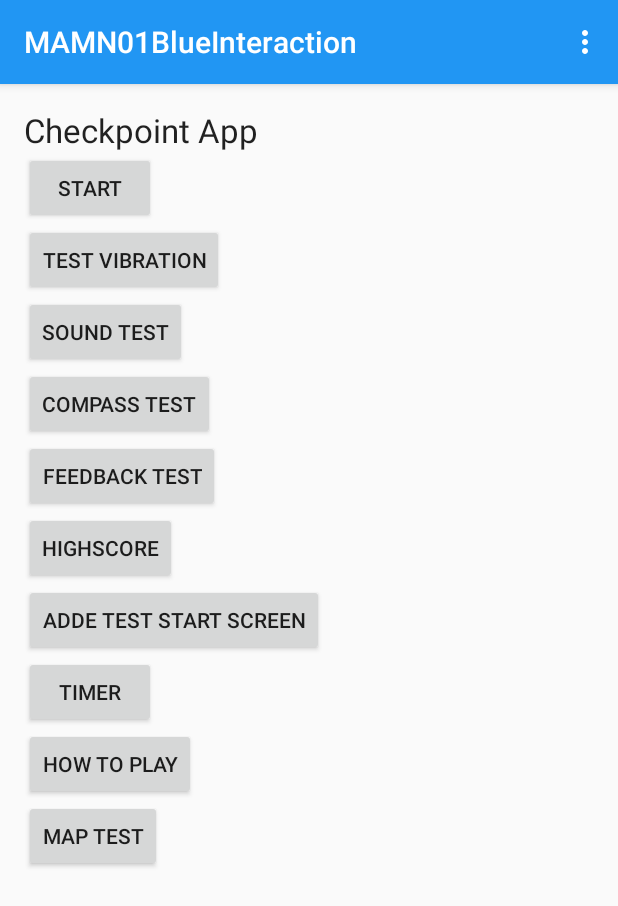
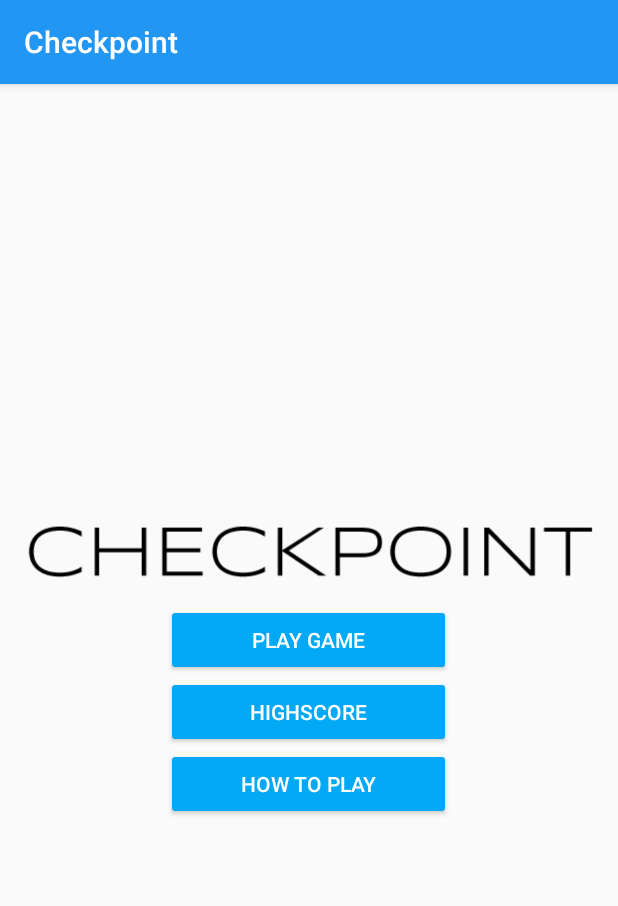
Before and after one commit to adense13/MAMN01BlueInteraction, an Android app: the screen it shows after launch (MainActivity), on a phone screen of 412 x 824 dp. Shown: the top 906 px of the screen. Run offline under Robolectric (Android 15) with nearby library versions, the phone set to English and light mode, and no system bars.

Commit message:
Cleaned up redundant activities and bugs.

```diff
--- a/app/src/main/java/blueinteraction/mamn01blueinteraction/AdrianTest.java
+++ b/app/src/main/java/blueinteraction/mamn01blueinteraction/AdrianTest.java
@@ -56,7 +56,7 @@ public class AdrianTest extends AppCompatActivity {
         startActivity(intent);
     }
 
-    public void highScore(View view){
+    public void highScoreWu(View view){
         Intent intent = new Intent(this, HighScoreActivity.class);
         startActivity(intent);
     }
--- a/app/src/main/java/blueinteraction/mamn01blueinteraction/HighScoreActivity.java
+++ b/app/src/main/java/blueinteraction/mamn01blueinteraction/HighScoreActivity.java
@@ -27,7 +27,6 @@ public class HighScoreActivity extends AppCompatActivity {
         setContentView(R.layout.activity_high_score);
         Toolbar toolbar = (Toolbar) findViewById(R.id.toolbar);
         setSupportActionBar(toolbar);
-
         getSupportActionBar().setDisplayHomeAsUpEnabled(true);
 
         SharedPreferences highscore = this.getSharedPreferences("CheckPointHighScore", Context.MODE_PRIVATE);
--- a/app/src/main/java/blueinteraction/mamn01blueinteraction/HowToPlayActivity.java
+++ b/app/src/main/java/blueinteraction/mamn01blueinteraction/HowToPlayActivity.java
@@ -16,6 +16,7 @@ public class HowToPlayActivity extends AppCompatActivity{
         setContentView(R.layout.activity_how_to_play);
         Toolbar toolbar = (Toolbar) findViewById(R.id.toolbar);
         setSupportActionBar(toolbar);
+        getSupportActionBar().setDisplayHomeAsUpEnabled(true);
 
         final ImageView animImageView = (ImageView) findViewById(R.id.ivAnimation);
         animImageView.setBackgroundResource(R.drawable.anim);
--- a/app/src/main/java/blueinteraction/mamn01blueinteraction/PlaySetupActivity.java
+++ b/app/src/main/java/blueinteraction/mamn01blueinteraction/PlaySetupActivity.java
@@ -48,6 +48,7 @@ public class PlaySetupActivity extends AppCompatActivity {
         }
 
         if((time.length() != 0) && (radius.length() != 0)){ //Then we are good to go
+            finish();
             Intent intent = new Intent(this, GPSActivity.class);
             intent.putExtra("time", Integer.parseInt((time.getText()).toString())); //send time to GPS activity
             intent.putExtra("radius", Integer.parseInt((radius.getText()).toString())); //send radius to GPS activity
--- a/app/src/main/res/layout/content_main.xml
+++ b/app/src/main/res/layout/content_main.xml
@@ -1,5 +1,5 @@
 <?xml version="1.0" encoding="utf-8"?>
-<RelativeLayout xmlns:android="http://schemas.android.com/apk/res/android"
+<LinearLayout xmlns:android="http://schemas.android.com/apk/res/android"
     xmlns:app="http://schemas.android.com/apk/res-auto"
     xmlns:tools="http://schemas.android.com/tools"
     android:layout_width="match_parent"
@@ -10,90 +10,79 @@
     android:paddingTop="@dimen/activity_vertical_margin"
     app:layout_behavior="@string/appbar_scrolling_view_behavior"
     tools:context="blueinteraction.mamn01blueinteraction.MainActivity"
-    tools:showIn="@layout/activity_main">
+    tools:showIn="@layout/activity_main"
+    android:orientation="vertical"
+    android:gravity="center_vertical">
+
+    <LinearLayout
+        android:orientation="horizontal"
+        android:layout_width="wrap_content"
+        android:layout_height="wrap_content"
+        android:layout_gravity="center_horizontal">
+
+        <ImageView
+            android:layout_width="wrap_content"
+            android:layout_height="wrap_content"
+            android:id="@+id/imageView"
+            android:layout_gravity="center_horizontal"
+            android:src="@drawable/checkpoint_logo_1" />
+    </LinearLayout>
+
+    <LinearLayout
+        android:orientation="horizontal"
+        android:layout_width="match_parent"
+        android:layout_height="wrap_content">
 
         <LinearLayout
             android:orientation="vertical"
-        android:layout_width="match_parent"
-        android:layout_height="match_parent">
+            android:layout_width="0dp"
+            android:layout_height="match_parent"
+            android:layout_weight="1" />
 
-        <TextView
-            android:layout_width="wrap_content"
-            android:layout_height="wrap_content"
-            android:textAppearance="?android:attr/textAppearanceLarge"
-            android:text="Checkpoint App"
-            android:id="@+id/textTitle" />
+        <LinearLayout
+            android:orientation="vertical"
+            android:layout_width="0dp"
+            android:layout_height="match_parent"
+            android:layout_weight="2" >
 
             <Button
-            android:layout_width="wrap_content"
+                android:layout_width="match_parent"
                 android:layout_height="wrap_content"
-            android:text="Start"
-            android:id="@+id/button"
-            android:onClick="clickToGPS" />
+                android:text="@string/button_play_game"
+                android:id="@+id/buttonPlayGame"
+                android:layout_gravity="center_horizontal"
+                style="@style/Widget.AppCompat.Button.Colored"
+                android:onClick="clickToGPS"
+                android:enabled="true" />
 
             <Button
-            android:layout_width="wrap_content"
+                style="@style/Widget.AppCompat.Button.Colored"
+                android:layout_width="match_parent"
                 android:layout_height="wrap_content"
-            android:text="Test Vibration"
-            android:id="@+id/buttonVibration"
-            android:onClick="testVibration" />
+                android:text="@string/button_highscore"
+                android:id="@+id/buttonHighscore"
+                android:layout_gravity="center_horizontal"
+                android:onClick="highScoreClick"
+                android:enabled="true"
+                android:nestedScrollingEnabled="false" />
 
             <Button
-            android:layout_width="wrap_content"
+                style="@style/Widget.AppCompat.Button.Colored"
+                android:layout_width="match_parent"
                 android:layout_height="wrap_content"
-            android:text="Sound Test"
-            android:id="@+id/buttonSound"
-            android:onClick="testSound" />
-
-        <Button
-            android:layout_width="wrap_content"
-            android:layout_height="wrap_content"
-            android:text="Compass Test"
-            android:id="@+id/buttonCompass"
-            android:onClick="testCompass" />
-
-        <Button
-            android:layout_width="wrap_content"
-            android:layout_height="wrap_content"
-            android:text="Feedback test"
-            android:id="@+id/buttonFeedback"
-            android:onClick="testFeedback" />
-
-        <Button
-            android:layout_width="wrap_content"
-            android:layout_height="wrap_content"
-            android:text="Highscore"
-            android:id="@+id/buttonHighscore"
-            android:onClick="highScore" />
-
-        <Button
-            android:layout_width="wrap_content"
-            android:layout_height="wrap_content"
-            android:text="Adde Test Start Screen"
-            android:id="@+id/buttonAddeTest"
-            android:onClick="clickAdrianTest" />
-
-        <Button
-            android:layout_width="wrap_content"
-            android:layout_height="wrap_content"
-            android:text="Timer"
-            android:id="@+id/TimerButton"
-            android:onClick="startTimer" />
-
-        <Button
-            android:layout_width="wrap_content"
-            android:layout_height="wrap_content"
-            android:text="How to play"
-            android:id="@+id/HowToPlay"
-            android:onClick="howToPlay" />
-
-        <Button
-            android:layout_width="wrap_content"
-            android:layout_height="wrap_content"
-            android:text="Map Test"
-            android:id="@+id/mapButton"
-            android:onClick="startMap" />
+                android:text="@string/button_how_to_play"
+                android:id="@+id/buttonHelp"
+                android:layout_gravity="center_horizontal"
+                android:onClick="howToPlay"
+                android:enabled="true" />
 
         </LinearLayout>
 
-</RelativeLayout>
+        <LinearLayout
+            android:orientation="vertical"
+            android:layout_width="0dp"
+            android:layout_height="match_parent"
+            android:layout_weight="1" />
+    </LinearLayout>
+
+</LinearLayout>
```
Also changed, not shown: app/src/main/java/blueinteraction/mamn01blueinteraction/GPSActivity.java (+33 -7 lines), app/src/main/java/blueinteraction/mamn01blueinteraction/MainActivity.java (+33 -66 lines), app/src/main/res/values/strings.xml (+4 -4 lines), 1 other file. Lines whose indentation alone changed are shown as unchanged.
